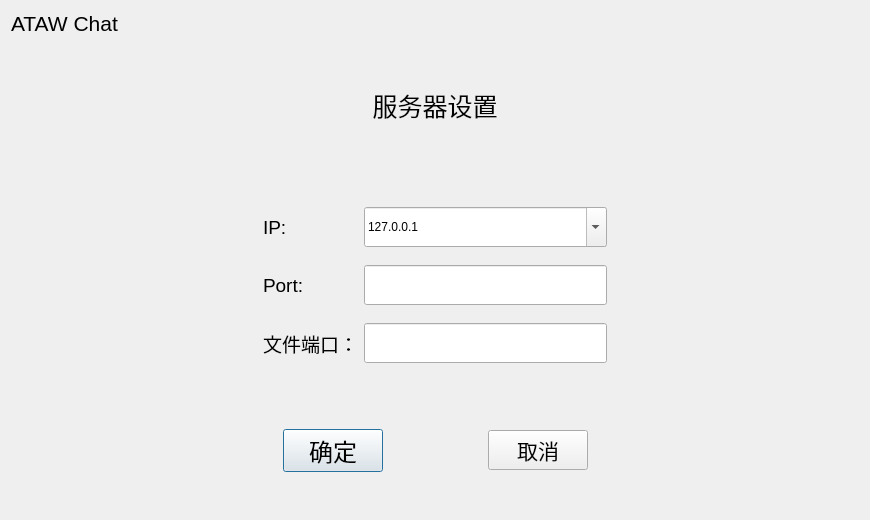
Old version of the form chat_Client/login/setnetdialog.ui in the repository heluxi/Chat.
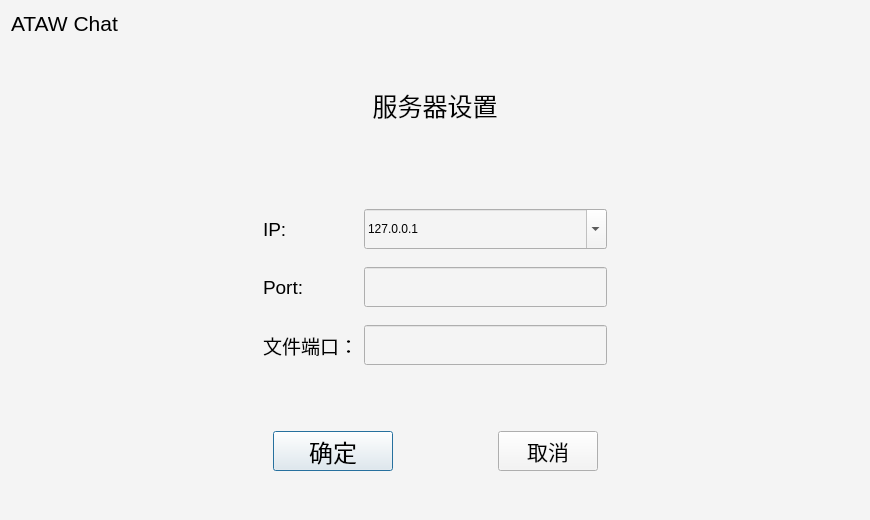
New version of the form. Icons and pictures are not drawn.

Patch:
```diff
--- a/chat_Client/login/setnetdialog.ui
+++ b/chat_Client/login/setnetdialog.ui
@@ -23,6 +23,10 @@
    <iconset theme="network-server">
     <normaloff>.</normaloff>.</iconset>
   </property>
+  <property name="styleSheet">
+   <string notr="true">background-color: rgb(244, 244, 244);
+</string>
+  </property>
   <layout class="QVBoxLayout" name="verticalLayout">
    <item>
     <widget class="QLabel" name="label_5">
@@ -240,8 +244,8 @@
        <widget class="QPushButton" name="okButton">
         <property name="minimumSize">
          <size>
-          <width>100</width>
-          <height>0</height>
+          <width>120</width>
+          <height>40</height>
          </size>
         </property>
         <property name="font">
```
Left out of the diff: 8 changed lines with no effect on the pictures.
